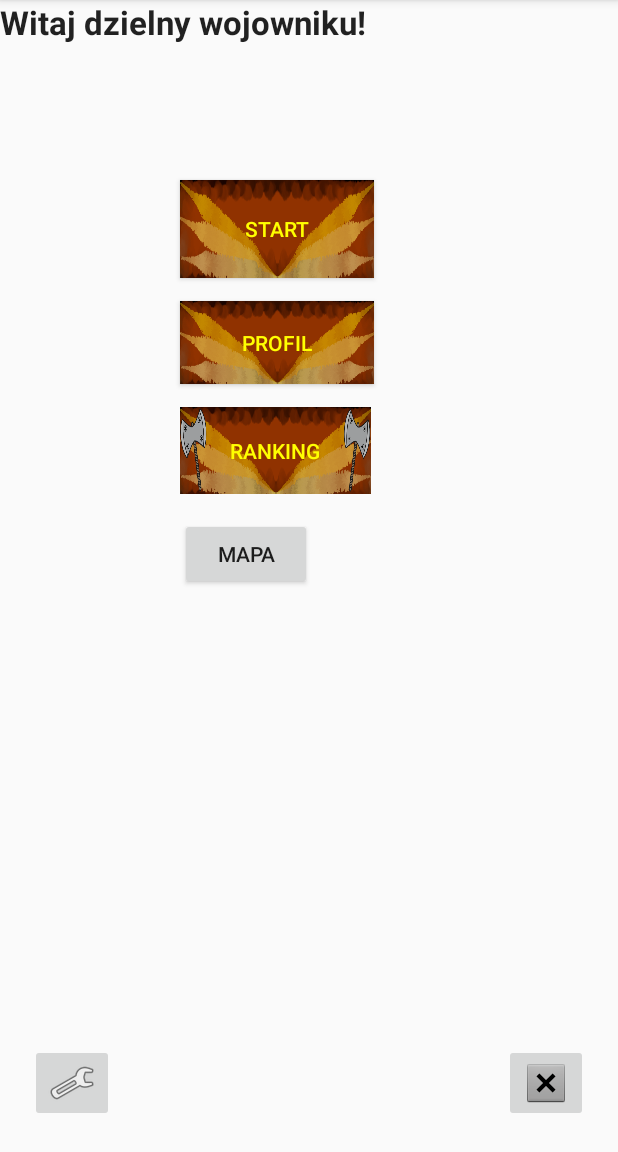
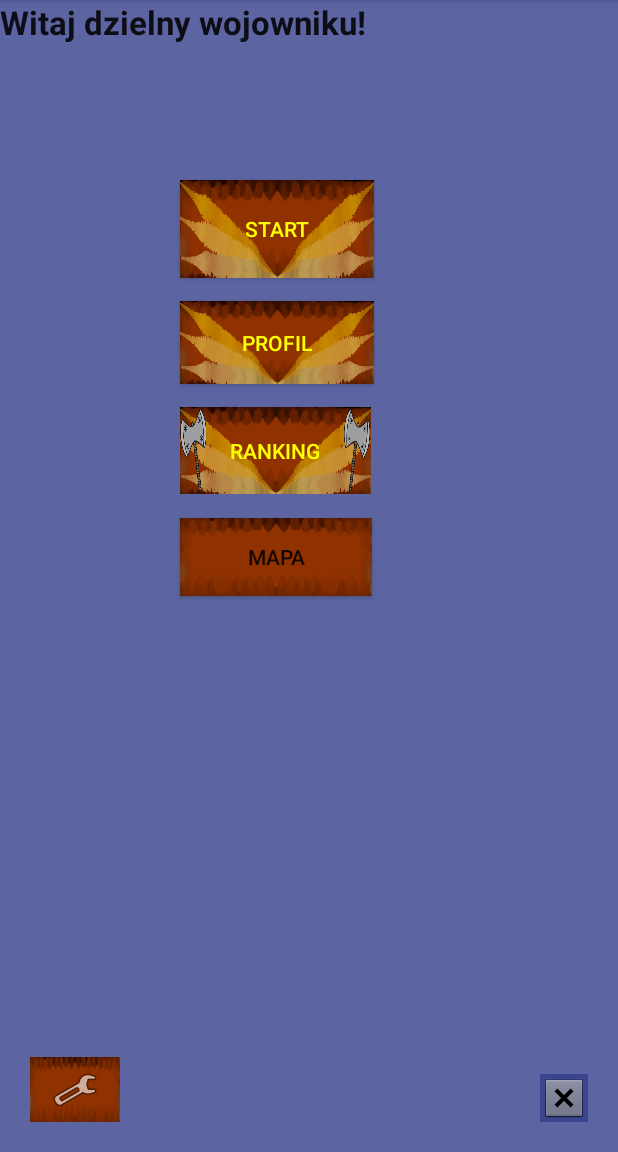
Before and after one commit to lstawowy/Hacknar-k, an Android app: the screen it shows after launch (MainActivity), on a phone screen of 412 x 824 dp, the part 84-1236 px from its top. Run offline under Robolectric (Android 15) with nearby library versions, the phone set to English and light mode, and no system bars.

Commit message:
grafika/design

```diff
--- a/app/src/main/res/layout/activity_main.xml
+++ b/app/src/main/res/layout/activity_main.xml
@@ -4,6 +4,7 @@
     xmlns:tools="http://schemas.android.com/tools"
     android:layout_width="match_parent"
     android:layout_height="match_parent"
+    android:background="@color/colorPrimaryDark"
     tools:context="com.example.admin.hacknark.MainActivity"
     tools:layout_editor_absoluteY="81dp">
 
@@ -24,36 +25,37 @@
         android:id="@+id/button"
         android:layout_width="129dp"
         android:layout_height="65dp"
+        android:layout_marginLeft="120dp"
         android:layout_marginStart="120dp"
         android:layout_marginTop="120dp"
+        android:background="@drawable/button_tlo_ranking"
         android:onClick="JumpTo"
         android:text="Start"
         android:textColor="#FFFF00"
-        android:background="@drawable/button_tlo_ranking"
         app:layout_constraintStart_toStartOf="parent"
         app:layout_constraintTop_toTopOf="parent"
-        tools:ignore="MissingConstraints"
-        android:layout_marginLeft="120dp" />
+        tools:ignore="MissingConstraints" />
 
     <Button
         android:id="@+id/button2"
         android:layout_width="129dp"
         android:layout_height="55dp"
+        android:layout_marginLeft="120dp"
         android:layout_marginStart="120dp"
         android:layout_marginTop="15dp"
+        android:background="@drawable/button_tlo_ranking"
         android:onClick="JumpTo"
-        android:background="@drawable/button_tlo_ranking"
+        android:text="Profil"
         android:textColor="#FFFF00"
-        android:text="Profil"
         app:layout_constraintStart_toStartOf="parent"
         app:layout_constraintTop_toBottomOf="@+id/button"
-        tools:ignore="MissingConstraints"
-        android:layout_marginLeft="120dp" />
+        tools:ignore="MissingConstraints" />
 
     <Button
         android:id="@+id/button3"
         android:layout_width="127dp"
         android:layout_height="58dp"
+        android:layout_marginLeft="120dp"
         android:layout_marginStart="120dp"
         android:layout_marginTop="15dp"
         android:background="@drawable/button_tlo_ranking2"
@@ -63,21 +65,20 @@
         android:textColorHighlight="@android:color/background_light"
         app:layout_constraintStart_toStartOf="parent"
         app:layout_constraintTop_toBottomOf="@+id/button2"
-        tools:ignore="MissingConstraints"
-        android:layout_marginLeft="120dp" />
+        tools:ignore="MissingConstraints" />
 
     <ImageButton
         android:id="@+id/imageButton2"
-        android:layout_width="wrap_content"
-        android:layout_height="wrap_content"
+        android:layout_width="60dp"
+        android:layout_height="43dp"
         android:layout_marginBottom="20dp"
         android:layout_marginStart="20dp"
+        android:background="@drawable/_button_tlo_baza"
         android:onClick="JumpToSettings"
         app:layout_constraintBottom_toBottomOf="parent"
         app:layout_constraintStart_toStartOf="parent"
         app:srcCompat="@android:drawable/ic_menu_preferences"
-        tools:ignore="MissingConstraints"
-        android:layout_marginLeft="20dp" />
+        tools:ignore="MissingConstraints" />
 
     <ImageButton
         android:id="@+id/imageButton3"
@@ -85,22 +86,22 @@
         android:layout_height="wrap_content"
         android:layout_marginBottom="20dp"
         android:layout_marginEnd="20dp"
+        android:background="@color/colorPrimaryDark"
         app:layout_constraintBottom_toBottomOf="parent"
         app:layout_constraintEnd_toEndOf="parent"
         app:srcCompat="@android:drawable/btn_dialog"
-        tools:ignore="MissingConstraints"
-        android:layout_marginRight="20dp" />
+        tools:ignore="MissingConstraints" />
 
     <Button
         android:id="@+id/button6"
-        android:layout_width="wrap_content"
-        android:layout_height="wrap_content"
+        android:layout_width="128dp"
+        android:layout_height="52dp"
         android:layout_marginStart="120dp"
         android:layout_marginTop="16dp"
+        android:background="@drawable/button_tlo_profil"
         android:onClick="createPUT"
         android:text="@string/Map_button"
         app:layout_constraintStart_toStartOf="parent"
-        app:layout_constraintTop_toBottomOf="@+id/button3"
-        android:layout_marginLeft="120dp" />
+        app:layout_constraintTop_toBottomOf="@+id/button3" />
 
 </android.support.constraint.ConstraintLayout>
--- a/app/src/main/res/values/colors.xml
+++ b/app/src/main/res/values/colors.xml
@@ -1,6 +1,6 @@
 <?xml version="1.0" encoding="utf-8"?>
 <resources>
     <color name="colorPrimary">#3F51B5</color>
-    <color name="colorPrimaryDark">#323e8a</color>
+    <color name="colorPrimaryDark">#c9323e8a</color>
     <color name="colorAccent">#FF4081</color>
 </resources>
```
